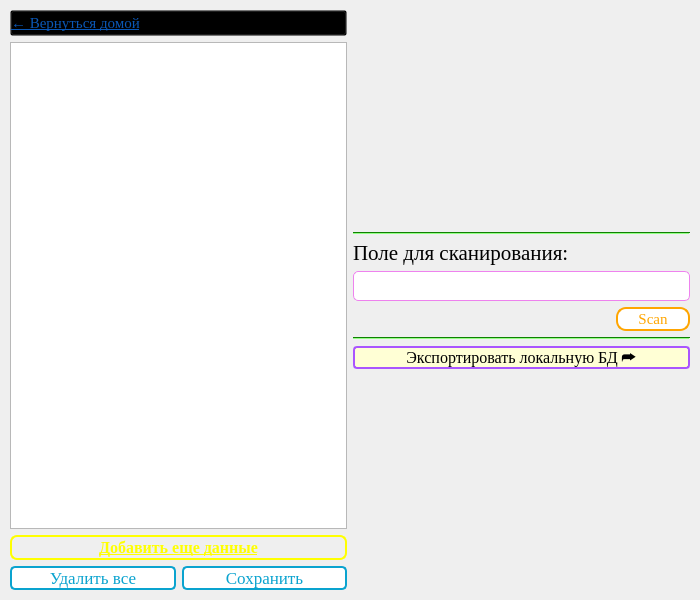
The window that templates/MainWindowTemplate.ui (Jonny-programmer/elemer_app) describes before a commit, drawn with Qt 5.
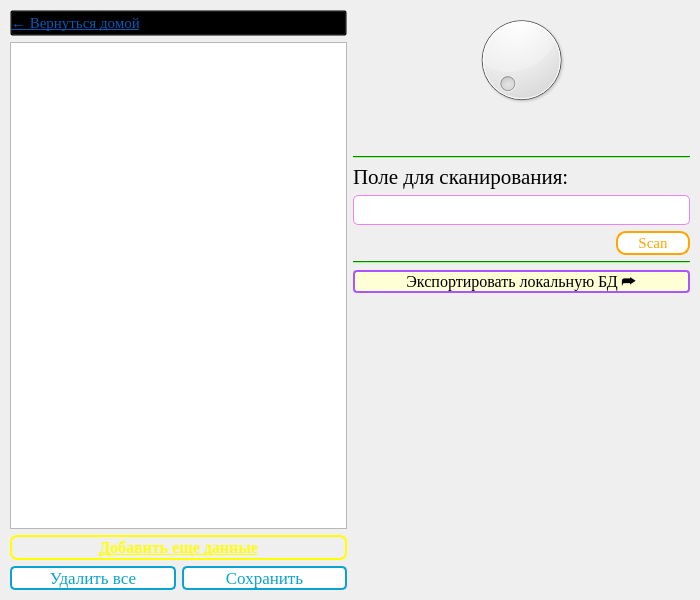
The same window after the commit.

The edit to the form file:
```diff
--- a/templates/MainWindowTemplate.ui
+++ b/templates/MainWindowTemplate.ui
@@ -213,11 +213,17 @@
         <layout class="QVBoxLayout" name="verticalLayout_3">
          <item>
           <layout class="QVBoxLayout" name="verticalLayout_4">
+           <item>
+            <widget class="QDial" name="dial"/>
+           </item>
            <item>
             <spacer name="verticalSpacer_2">
              <property name="orientation">
               <enum>Qt::Vertical</enum>
              </property>
+             <property name="sizeType">
+              <enum>QSizePolicy::Minimum</enum>
+             </property>
              <property name="sizeHint" stdset="0">
               <size>
                <width>20</width>
```
